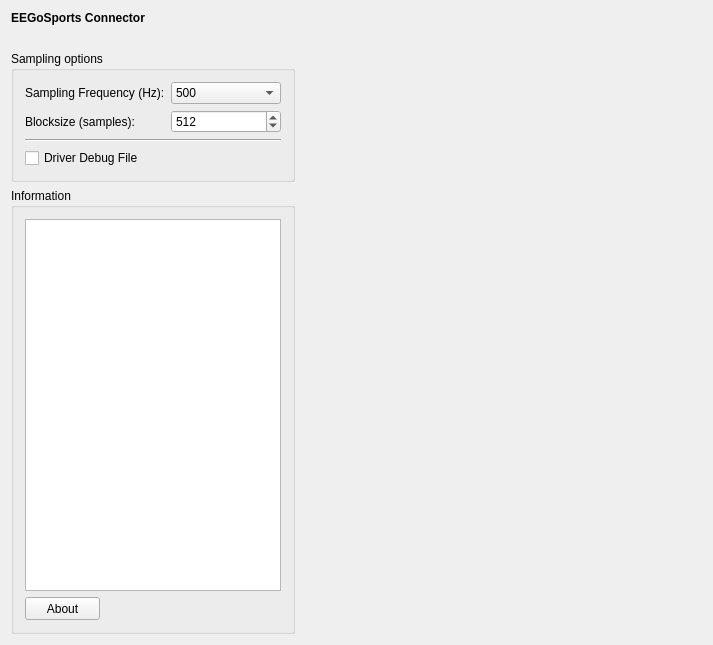
Above: applications/mne_scan/plugins/eegosports/FormFiles/eegosportssetup.ui from mne-tools/mne-cpp before the change. Below: the same form after it.
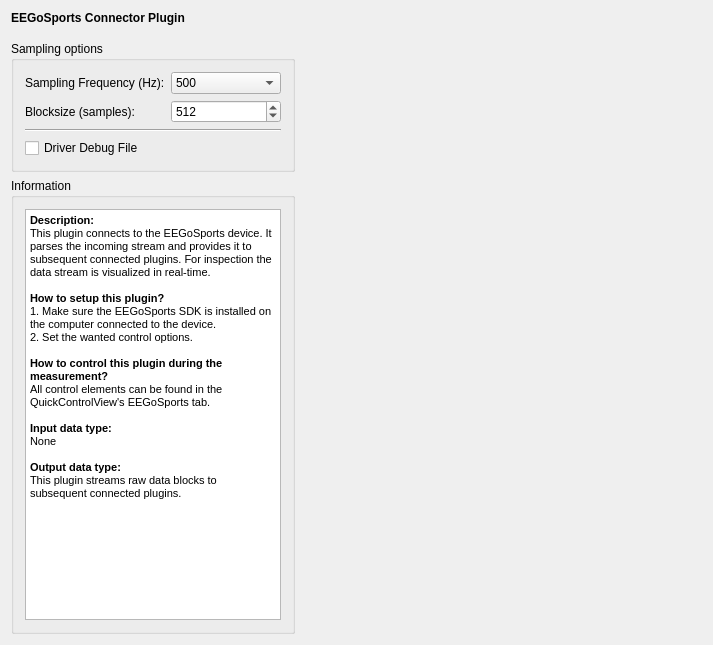
That is the form after the change.

Commit message: MAINT: More plugin chnages

What changed in the file:
```diff
--- a/applications/mne_scan/plugins/eegosports/FormFiles/eegosportssetup.ui
+++ b/applications/mne_scan/plugins/eegosports/FormFiles/eegosportssetup.ui
@@ -23,7 +23,7 @@
       </font>
      </property>
      <property name="text">
-      <string>EEGoSports Connector</string>
+      <string>EEGoSports Connector Plugin</string>
      </property>
     </widget>
    </item>
@@ -38,7 +38,7 @@
      <property name="sizeHint" stdset="0">
       <size>
        <width>20</width>
-       <height>20</height>
+       <height>10</height>
       </size>
      </property>
     </spacer>
@@ -93,24 +93,26 @@
             <height>16777215</height>
            </size>
           </property>
-         </widget>
-        </item>
-        <item row="1" column="0">
-         <widget class="QPushButton" name="m_qPushButton_About">
-          <property name="minimumSize">
-           <size>
-            <width>75</width>
-            <height>23</height>
-           </size>
-          </property>
-          <property name="maximumSize">
-           <size>
-            <width>75</width>
-            <height>23</height>
-           </size>
-          </property>
-          <property name="text">
-           <string>About</string>
+          <property name="html">
+           <string>&lt;!DOCTYPE HTML PUBLIC &quot;-//W3C//DTD HTML 4.0//EN&quot; &quot;http://www.w3.org/TR/REC-html40/strict.dtd&quot;&gt;
+&lt;html&gt;&lt;head&gt;&lt;meta name=&quot;qrichtext&quot; content=&quot;1&quot; /&gt;&lt;style type=&quot;text/css&quot;&gt;
+p, li { white-space: pre-wrap; }
+&lt;/style&gt;&lt;/head&gt;&lt;body style=&quot; font-family:'MS Shell Dlg 2'; font-size:8.25pt; font-weight:400; font-style:normal;&quot;&gt;
+&lt;p style=&quot; margin-top:0px; margin-bottom:0px; margin-left:0px; margin-right:0px; -qt-block-indent:0; text-indent:0px;&quot;&gt;&lt;span style=&quot; font-weight:600;&quot;&gt;Description:&lt;/span&gt;&lt;/p&gt;
+&lt;p style=&quot; margin-top:0px; margin-bottom:0px; margin-left:0px; margin-right:0px; -qt-block-indent:0; text-indent:0px;&quot;&gt;This plugin connects to the EEGoSports device. It parses the incoming stream and provides it to subsequent connected plugins. For inspection the data stream is visualized in real-time.&lt;/p&gt;
+&lt;p style=&quot;-qt-paragraph-type:empty; margin-top:0px; margin-bottom:0px; margin-left:0px; margin-right:0px; -qt-block-indent:0; text-indent:0px;&quot;&gt;&lt;br /&gt;&lt;/p&gt;
+&lt;p style=&quot; margin-top:0px; margin-bottom:0px; margin-left:0px; margin-right:0px; -qt-block-indent:0; text-indent:0px;&quot;&gt;&lt;span style=&quot; font-weight:600;&quot;&gt;How to setup this plugin?&lt;/span&gt;&lt;/p&gt;
+&lt;p style=&quot; margin-top:0px; margin-bottom:0px; margin-left:0px; margin-right:0px; -qt-block-indent:0; text-indent:0px;&quot;&gt;1. Make sure the EEGoSports SDK is installed on the computer connected to the device.&lt;/p&gt;
+&lt;p style=&quot; margin-top:0px; margin-bottom:0px; margin-left:0px; margin-right:0px; -qt-block-indent:0; text-indent:0px;&quot;&gt;2. Set the wanted control options.&lt;/p&gt;
+&lt;p style=&quot;-qt-paragraph-type:empty; margin-top:0px; margin-bottom:0px; margin-left:0px; margin-right:0px; -qt-block-indent:0; text-indent:0px;&quot;&gt;&lt;br /&gt;&lt;/p&gt;
+&lt;p style=&quot; margin-top:0px; margin-bottom:0px; margin-left:0px; margin-right:0px; -qt-block-indent:0; text-indent:0px;&quot;&gt;&lt;span style=&quot; font-weight:600;&quot;&gt;How to control this plugin during the measurement?&lt;/span&gt;&lt;/p&gt;
+&lt;p style=&quot; margin-top:0px; margin-bottom:0px; margin-left:0px; margin-right:0px; -qt-block-indent:0; text-indent:0px;&quot;&gt;All control elements can be found in the QuickControlView's EEGoSports tab.&lt;/p&gt;
+&lt;p style=&quot;-qt-paragraph-type:empty; margin-top:0px; margin-bottom:0px; margin-left:0px; margin-right:0px; -qt-block-indent:0; text-indent:0px;&quot;&gt;&lt;br /&gt;&lt;/p&gt;
+&lt;p style=&quot; margin-top:0px; margin-bottom:0px; margin-left:0px; margin-right:0px; -qt-block-indent:0; text-indent:0px;&quot;&gt;&lt;span style=&quot; font-weight:600;&quot;&gt;Input data type:&lt;/span&gt;&lt;/p&gt;
+&lt;p style=&quot; margin-top:0px; margin-bottom:0px; margin-left:0px; margin-right:0px; -qt-block-indent:0; text-indent:0px;&quot;&gt;None&lt;/p&gt;
+&lt;p style=&quot;-qt-paragraph-type:empty; margin-top:0px; margin-bottom:0px; margin-left:0px; margin-right:0px; -qt-block-indent:0; text-indent:0px;&quot;&gt;&lt;br /&gt;&lt;/p&gt;
+&lt;p style=&quot; margin-top:0px; margin-bottom:0px; margin-left:0px; margin-right:0px; -qt-block-indent:0; text-indent:0px;&quot;&gt;&lt;span style=&quot; font-weight:600;&quot;&gt;Output data type:&lt;/span&gt;&lt;/p&gt;
+&lt;p style=&quot; margin-top:0px; margin-bottom:0px; margin-left:0px; margin-right:0px; -qt-block-indent:0; text-indent:0px;&quot;&gt;This plugin streams raw data blocks to subsequent connected plugins.&lt;/p&gt;&lt;/body&gt;&lt;/html&gt;</string>
           </property>
          </widget>
         </item>
```
The commit also changes 11 other files.
